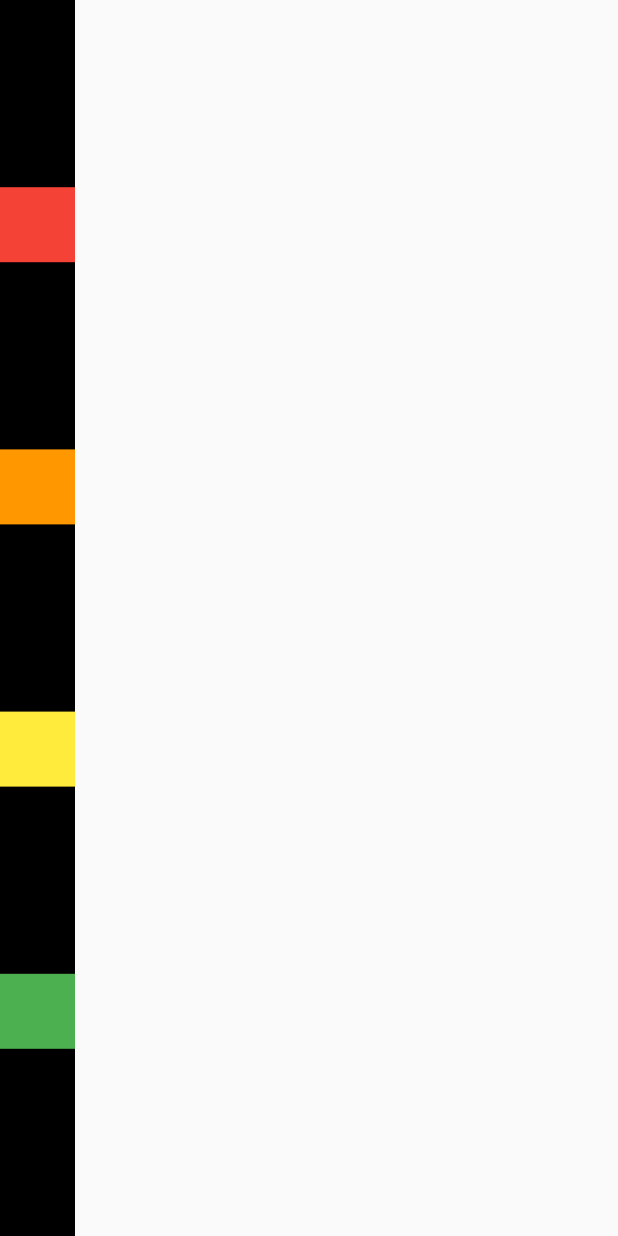
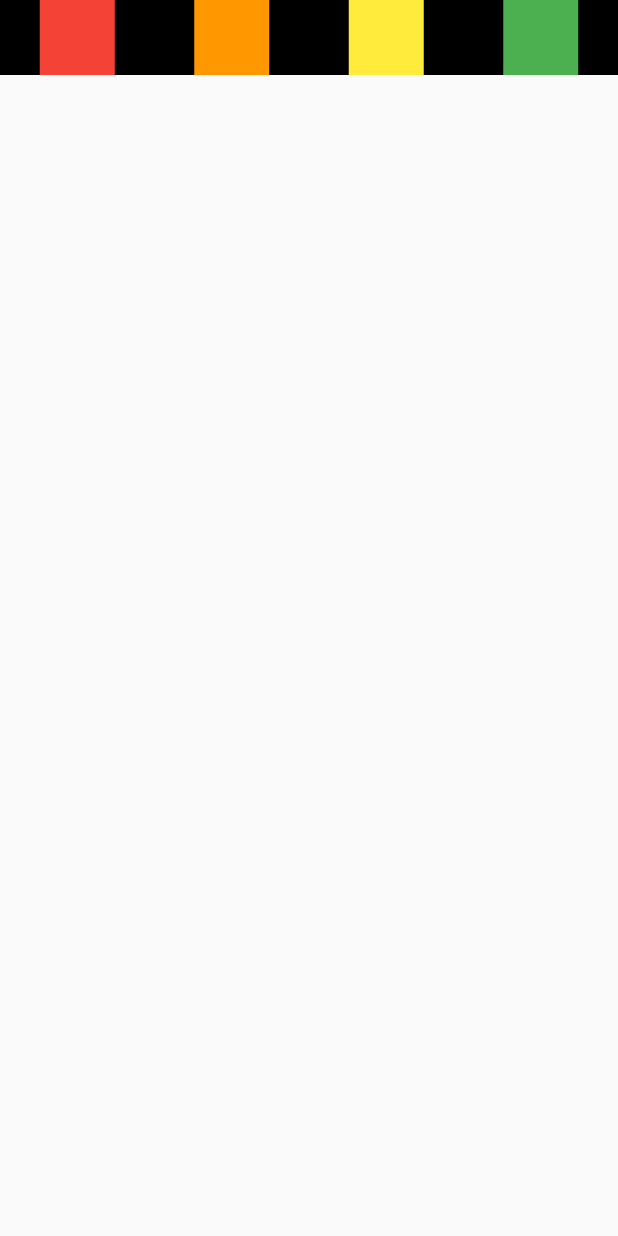
Before and after one commit to DongWooKim97/flutter-projects, a Flutter app: the screen it shows after launch, on a phone screen of 412 x 824 dp. Run offline on Flutter 3.47's test engine with Material 2 defaults, Android fonts, the phone set to English and light mode, and no system bars.

Commit message:
feat: Column & Row 둘 다 숙지

```diff
--- a/row_and_column/lib/screen/home_screen.dart
+++ b/row_and_column/lib/screen/home_screen.dart
@@ -10,13 +10,13 @@ class HomeScreen extends StatelessWidget {
         bottom : false,
         child: Container(
           color: Colors.black,
-          child: Column(
+          child: Row(
             // MainAxisAlignment - 주축정렬 , 핸드폰은 세로가 기준 (위/아래)
             // start - 시작 , end - 끝 , center - 가운데,
             // spaceBetween - 위젯과 위젯 사이 공간 동일
             // spaceEvenly - 위젯을 같은 간격으로 배치하지만 끝과 끝에도 위젯이 아닌 빈 간격으로 시작.
             // spaceAround -spaceEvenly + 끝과 끝의 간격 1/2
-            mainAxisAlignment: MainAxisAlignment.spaceEvenly,
+            mainAxisAlignment: MainAxisAlignment.spaceAround,
             children: [
               Container(
                 color: Colors.red,
```
Also changed, not shown: 1 other file.
